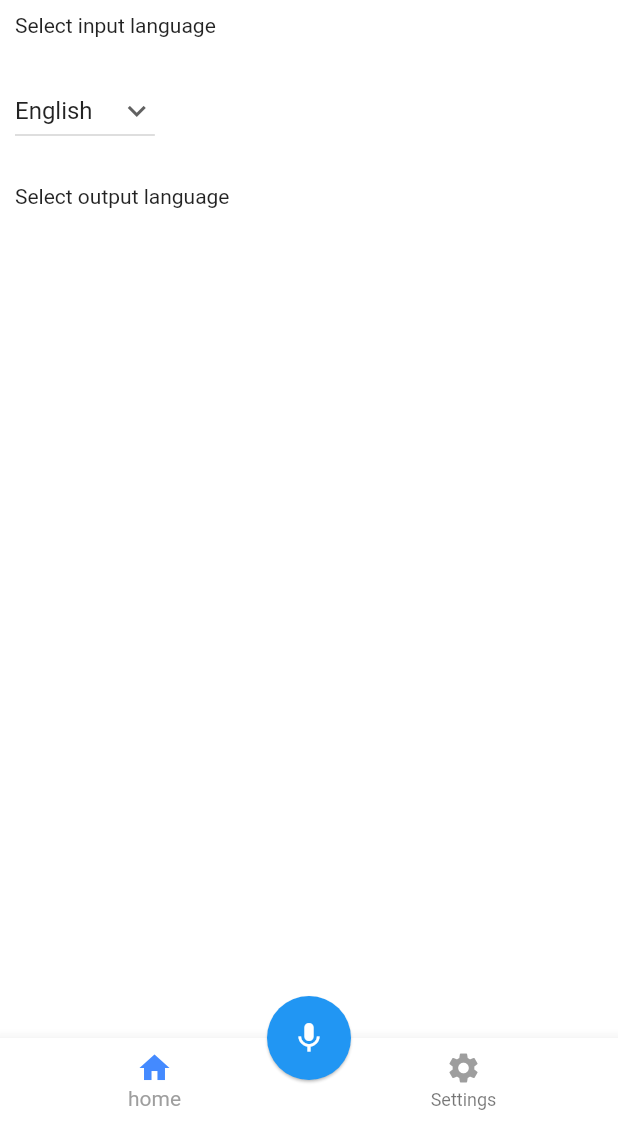
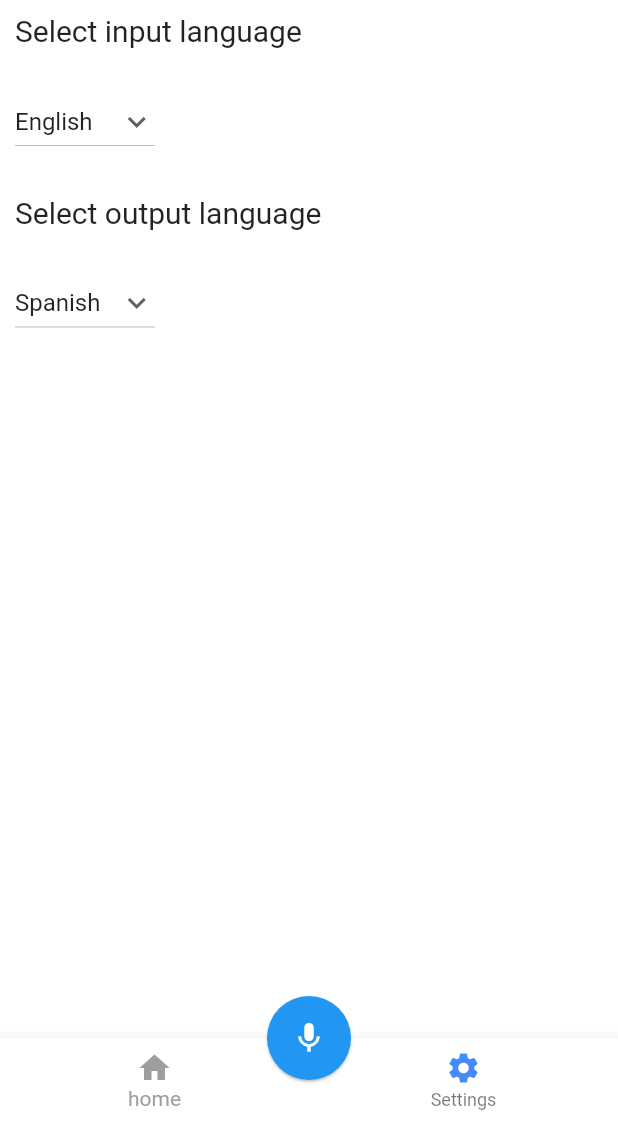
Before and after one commit to Chibueze-Adeyemi-Ajayi/LanguageProcessor, a Flutter app: the screen it shows after launch, swiped to page 2, on a phone screen of 412 x 824 dp, the part 114-1236 px from its top. Run offline on Flutter 3.47's test engine with Material 2 defaults, Android fonts, the phone set to English and light mode, and no system bars; our stand-ins replace speech_to_text; missing offline and left inert: google_mlkit_language_id, google_mlkit_translation.

Commit message:
Mobile App

```diff
--- a/lib/fragments/settings.dart
+++ b/lib/fragments/settings.dart
@@ -26,7 +26,7 @@ class _SettingsPageState extends State<SettingsPage> {
           Column(
             mainAxisAlignment: MainAxisAlignment.center, crossAxisAlignment: CrossAxisAlignment.start,
             children: [
-            Text("Select input language", textAlign: TextAlign.start,),
+            Text("Select input language", style: TextStyle(fontSize: 20), textAlign: TextAlign.start,),
             Container(height: 25,),
             DropdownButton(
               value: "English",
@@ -41,7 +41,21 @@ class _SettingsPageState extends State<SettingsPage> {
 
             }),
             Container(height: 25,),
-            Text("Select output language"),
+            Text("Select output language", style: TextStyle(fontSize: 20)),
+            Container(height: 25,),
+            DropdownButton(
+              value: "Spanish",
+              icon: const Icon(Icons.keyboard_arrow_down),
+              items: languages.map((String items) {
+                return DropdownMenuItem(
+                  value: items,
+                  child: Text(items),
+                );
+              }).toList(),
+              onChanged: (index) {
+
+            }),
+
           ],)
         ],)),
       ), // This trailing comma makes auto-formatting nicer for build methods.
--- a/lib/screens/index.dart
+++ b/lib/screens/index.dart
@@ -11,8 +11,13 @@ class IndexScreen extends StatefulWidget {
   State<IndexScreen> createState() => _IndexScreenState(callback: callback);
 }
 
+var pager_controller = PageController();
+
 class _IndexScreenState extends State<IndexScreen> {
   final callback; bool listening = false;
+  Color home_color = Colors.blueAccent,
+      settings_color = Colors.grey;
+
   Speech speech = Speech(callback: (value) {print(value);});
   void _init_speech () async {
       await speech.initSpeech();
@@ -42,14 +47,20 @@ class _IndexScreenState extends State<IndexScreen> {
   }
   BottomNavigationBar getBottomNavBar () {
     return BottomNavigationBar(
+      onTap: (index) {
+        if (index == 1)
+         pager_controller.nextPage(duration: Duration(milliseconds: 500), curve: Curves.ease);
+        else
+         pager_controller.previousPage(duration: Duration(microseconds: 500), curve: Curves.ease);
+      },
       backgroundColor: Colors.white, fixedColor: Colors.grey,
       items: [
         BottomNavigationBarItem(
-          icon: Icon(Icons.home, color:Colors.blueAccent),
+          icon: Icon(Icons.home, color: home_color),
           label: "home"
         ),
         BottomNavigationBarItem(
-          icon: Icon(Icons.settings, color:Colors.grey),
+          icon: Icon(Icons.settings, color:settings_color),
           label: "Settings"
         ),
       ],
@@ -63,10 +74,18 @@ class _IndexScreenState extends State<IndexScreen> {
       body: Container(color: Colors.white,
         width: MediaQuery.of(context).size.width,
         height: MediaQuery.of(context).size.height,
-        child: PageView(children: [
-          HomePage(),
-          SettingsPage()
-        ],),),
+        child: PageView(
+          onPageChanged: (index) {
+            setState(() {
+              home_color = index == 0 ? Colors.blueAccent : Colors.grey;
+              settings_color = index == 1 ? Colors.blueAccent : Colors.grey;
+            });
+          },
+          controller: pager_controller,
+          children: [
+            HomePage(),
+            SettingsPage()
+          ],),),
       bottomNavigationBar: getBottomNavBar(),
       floatingActionButtonLocation: FloatingActionButtonLocation.centerDocked,
       floatingActionButton: FloatingActionButton(
```
